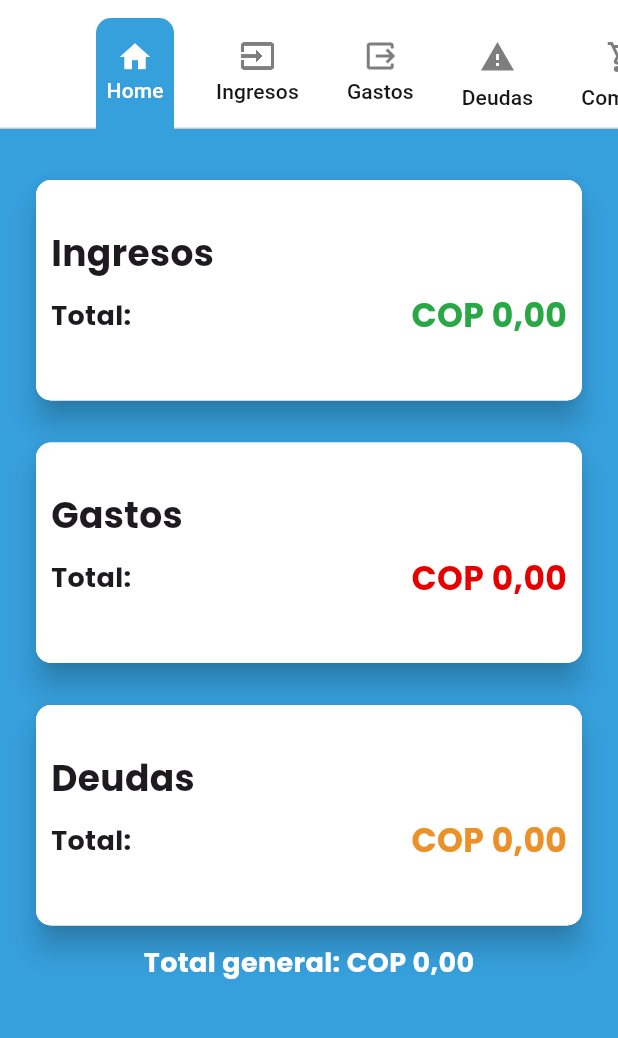
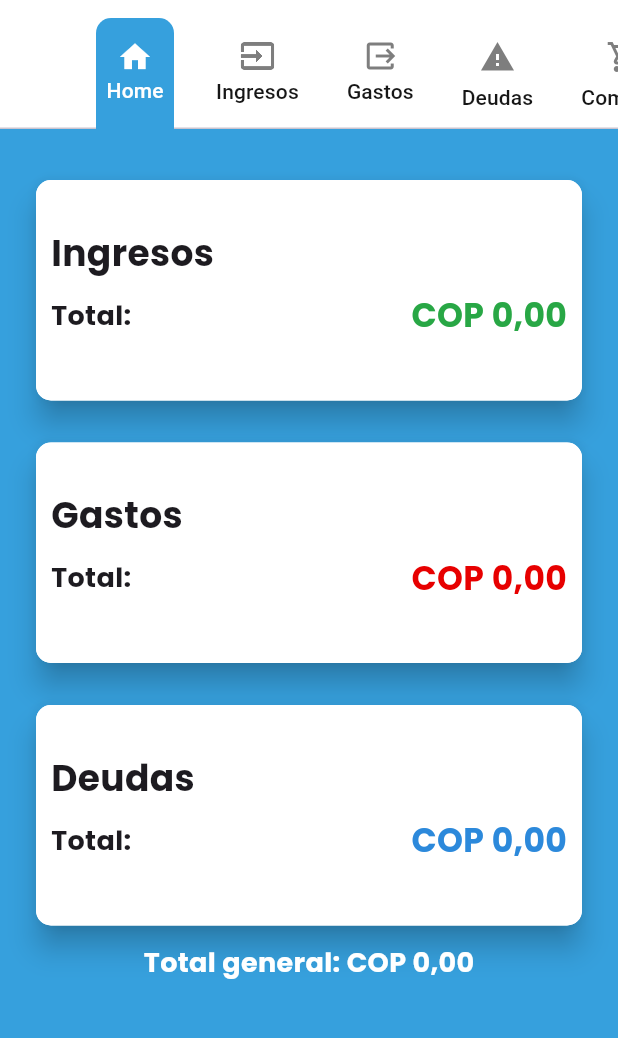
Before and after one commit to yamiddevofic/fino_app, a Flutter app: the screen it shows after launch, on a phone screen of 412 x 824 dp, the part 66-1104 px from its top. Run offline on Flutter 3.47's test engine with Material 3 defaults, Android fonts, the phone set to English and light mode, and no system bars; our stand-ins replace hive, hive_flutter; accounts and stored records are empty.

Commit message:
Corregir colores intercambiados de Deudas y Compras (#5)
Co-Authored-By: Claude Opus 5.5 <noreply@anthropic.com>
Claude-Session: https://claude.ai/code/session_0164c8dmGTFzCRVsFQzAMpzA

```diff
--- a/lib/main.dart
+++ b/lib/main.dart
@@ -67,8 +67,8 @@ class _FinoAppState extends State<finoApp> with SingleTickerProviderStateMixin {
     const Color(0xFF36A0DD), // HomeScreen
     const Color(0xFF28A745), // IncomesScreen
     const Color(0xFFE70000), // ExpensesScreen
+    const Color(0xFF2C89DB), // DebtsScreen
     const Color(0xFFEC9128), // BuysScreen
-    const Color(0xFF2C89DB), // DebtScreen
   ];
 
 // Colores para el modo oscuro
@@ -76,9 +76,8 @@ class _FinoAppState extends State<finoApp> with SingleTickerProviderStateMixin {
     const Color(0xFFC2C2C2), // HomeScreen
     const Color(0xFF86FF05), // IncomesScreen
     const Color(0xFFE70000), // ExpensesScreen
+    const Color(0xFF00C8FF), // DebtsScreen
     const Color(0xFFFFD900), // BuysScreen
-    const Color(0xFF00C8FF), // BuysScreen
-
   ];
 
   final ThemeData temaClaro = ThemeData(
```
